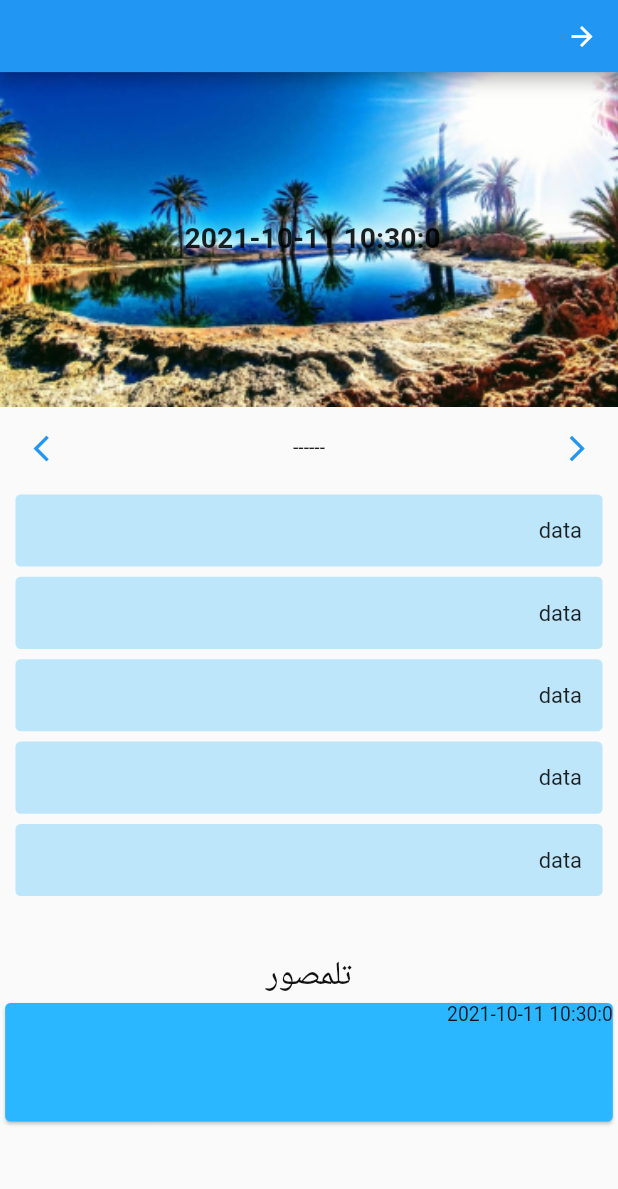
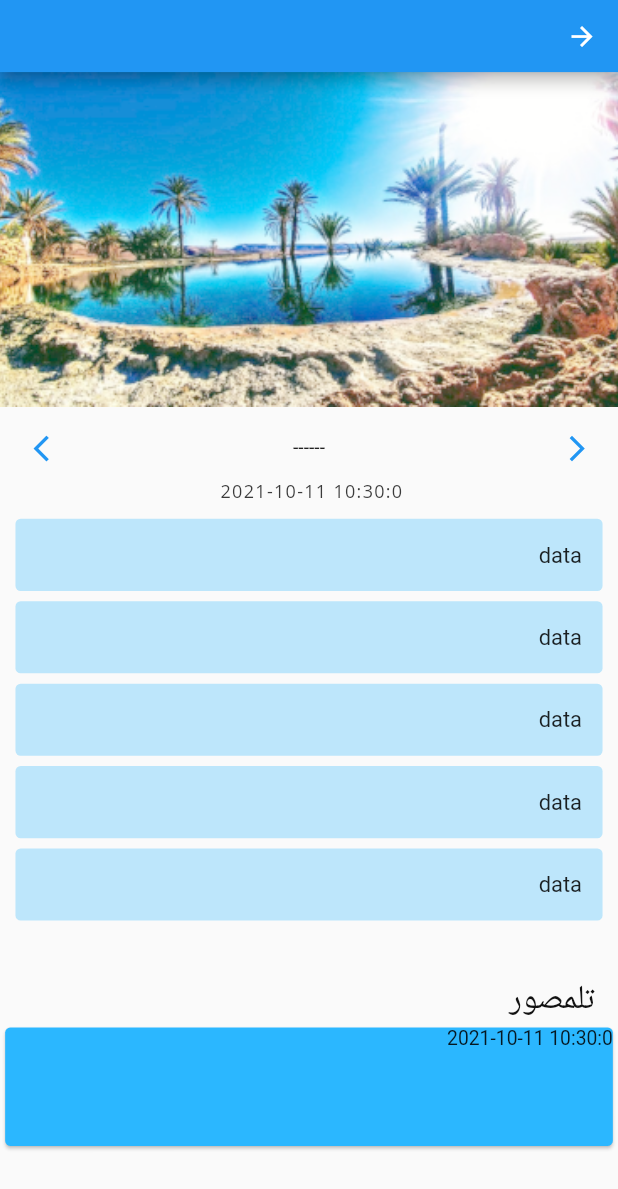
Before and after one commit to oussaid1/lhbat, a Flutter app: the Home screen opened by its route, after a tap on the "arrow back ios" icon, on a phone screen of 412 x 824 dp. Shown: the top 1189 px of the screen. Run offline on Flutter 3.47's test engine with Material 2 defaults, Android fonts, the phone set to English and light mode, and no system bars; our stand-ins replace flutter_riverpod, flutter_svg, google_fonts, responsive_framework, riverpod; network calls fail.

Commit message:
ver 0.0.1

```diff
--- a/lib/providers/shift_providers.dart
+++ b/lib/providers/shift_providers.dart
@@ -1,4 +1,3 @@
-import 'package:lhbat/services/scheduel_provider.dart';
 import 'package:riverpod/riverpod.dart';
 import 'package:lhbat/models/meal.dart';
 import 'package:http/http.dart' as http;
@@ -7,7 +6,13 @@ import 'variables_provider.dart';
 
 final shiftProvider = FutureProvider<Meal>((ref) async {
   final dateTime = ref.watch(pickedDateProvider);
-  return getMealShift(dateTime);
+  return await http
+      .get(Uri.parse('https://lpqgf7.deta.dev/shift/$dateTime'))
+      .then((value) {
+    // print("Response body: ${value.body}");
+    //print("Response status: ${value.statusCode}");
+    return Meal.fromJson(value.body);
+  });
 
   //return Meal(tittle: "sf", shift: DateTime.now());
 });
--- a/lib/providers/variables_provider.dart
+++ b/lib/providers/variables_provider.dart
@@ -1,5 +1,3 @@
-import 'dart:async';
-
 import 'package:riverpod/riverpod.dart';
 
 final pickedDateProvider = StateNotifierProvider<PickedDate, DateTime>((ref) {
--- a/lib/screens/home/home/bottom_wdget.dart
+++ b/lib/screens/home/home/bottom_wdget.dart
@@ -8,10 +8,15 @@ class BottomWidget extends StatelessWidget {
   Widget build(BuildContext context) {
     return SizedBox(
       child: Column(
+        crossAxisAlignment: CrossAxisAlignment.start,
         children: [
-          Text(
-            "تلمصور",
-            style: MTypography.headlineTextStyle,
+          Padding(
+            padding: const EdgeInsets.only(right: 18.0),
+            child: Text(
+              "تلمصور",
+              textAlign: TextAlign.start,
+              style: MTypography.headlineTextStyle,
+            ),
           ),
           SizedBox(
             width: MediaQuery.of(context).size.width,
--- a/lib/screens/home/home/home.dart
+++ b/lib/screens/home/home/home.dart
@@ -1,6 +1,5 @@
 import 'package:flutter/material.dart';
 import 'package:flutter/rendering.dart';
-import 'package:google_fonts/google_fonts.dart';
 import 'package:lhbat/components.dart';
 import 'package:lhbat/models/meal.dart';
 import 'package:lhbat/providers/shift_providers.dart';
@@ -16,11 +15,10 @@ class Home extends ConsumerWidget {
   @override
   Widget build(BuildContext context, ScopedReader watch) {
     final DateFormat formatter = DateFormat('H:m:s yyyy-MM-dd ');
-    final x = watch(pickedDateProvider);
+
     final current = formatter.format(watch(pickedDateProvider));
     final AsyncValue<Meal> shift = watch(shiftProvider);
     const String assetName = 'assets/images/topimage.jpg';
-    final currentTime = watch(counterProvider);
     // format the time as `hh:mm:ss`
 
     return Scaffold(
@@ -32,14 +30,10 @@ class Home extends ConsumerWidget {
               height: 260,
               width: MediaQuery.of(context).size.width,
               child: Container(
-                child: Center(
-                  child: Text(current.toString(),
-                      style: const TextStyle(
-                          fontWeight: FontWeight.bold, fontSize: 22)),
-                ),
                 decoration: const BoxDecoration(
                   color: Color(0xff7c94b6),
                   image: DecorationImage(
+                    colorFilter: ColorFilter.linearToSrgbGamma(),
                     image: AssetImage(assetName),
                     fit: BoxFit.cover,
                   ),
@@ -48,7 +42,9 @@ class Home extends ConsumerWidget {
             ),
             Padding(
               padding: const EdgeInsets.all(8.0),
-              child: Row(
+              child: Column(
+                children: [
+                  Row(
                     mainAxisAlignment: MainAxisAlignment.spaceBetween,
                     children: [
                       IconButton(
@@ -77,6 +73,10 @@ class Home extends ConsumerWidget {
                       ),
                     ],
                   ),
+                  Text(current.toString(),
+                      style: MTypography.subtitleTextStyle),
+                ],
+              ),
             ),
             SizedBox(
                 height: 360,
--- a/lib/services/scheduel_provider.dart
+++ b/lib/services/scheduel_provider.dart
@@ -1,14 +1,12 @@
-import 'dart:convert';
+// import 'package:lhbat/models/meal.dart';
+// import 'package:http/http.dart' as http;
 
-import 'package:lhbat/models/meal.dart';
-import 'package:http/http.dart' as http;
-
-Future<Meal> getMealShift(DateTime dateTime) async {
-  return await http
-      .get(Uri.parse('https://lpqgf7.deta.dev/shift/$dateTime'))
-      .then((value) {
-    // print("Response body: ${value.body}");
-    //print("Response status: ${value.statusCode}");
-    return Meal.fromJson(value.body);
-  });
-}
+// Future<Meal> getMealShift(DateTime dateTime) async {
+//   return await http
+//       .get(Uri.parse('https://lpqgf7.deta.dev/shift/$dateTime'))
+//       .then((value) {
+//     // print("Response body: ${value.body}");
+//     //print("Response status: ${value.statusCode}");
+//     return Meal.fromJson(value.body);
+//   });
+// }
```
Lines whose indentation alone changed are shown as unchanged.
